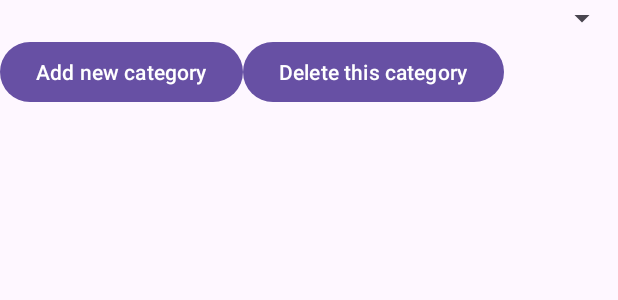
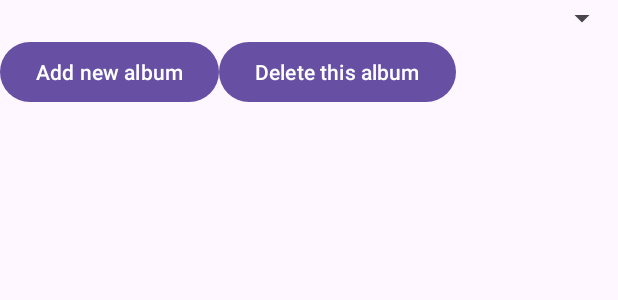
Before and after one commit to CatHuyuH24/Mobile_programming_22_3, an Android app: the layout fragment_album.xml on its own in the app's theme, with its tools: preview values and no code run, on a phone screen of 412 x 824 dp. Shown: the top 300 px of the screen. Run offline under Robolectric (Android 15) with nearby library versions, the phone set to English and light mode, and no system bars.

Commit message:
feat: add Gson dependency, READ_MEDIA_IMAGES permission, and update fragment_album.xml
- Add Gson dependency in build.gradle.kts for JSON handling
- Add READ_MEDIA_IMAGES permission in AndroidManifest.xml for accessing media images
- Update fragment_album.xml to change from category to album

```diff
--- a/app/build.gradle.kts
+++ b/app/build.gradle.kts
@@ -46,4 +46,5 @@ dependencies {
     annotationProcessor("com.github.bumptech.glide:compiler:4.12.0")
     androidTestImplementation(libs.ext.junit)
     androidTestImplementation(libs.espresso.core)
+    implementation("com.google.code.gson:gson:2.8.8")
 }
--- a/app/src/main/AndroidManifest.xml
+++ b/app/src/main/AndroidManifest.xml
@@ -4,7 +4,8 @@
     xmlns:tools="http://schemas.android.com/tools">
 
     <uses-permission android:name="android.permission.INTERNET" />
-    <uses-permission android:name="android.permission.SET_WALLPAPER"/>
+    <uses-permission android:name="android.permission.SET_WALLPAPER" />
+    <uses-permission android:name="android.permission.READ_MEDIA_IMAGES" />
 
     <application
         android:allowBackup="true"
@@ -27,7 +28,7 @@
             </intent-filter>
         </activity>
 
-        <activity android:name=".activities.SoloImageActivity"/>
+        <activity android:name=".activities.SoloImageActivity" />
     </application>
 
 
--- a/app/src/main/res/layout/fragment_album.xml
+++ b/app/src/main/res/layout/fragment_album.xml
@@ -5,7 +5,7 @@
     android:orientation="vertical">
 
     <Spinner
-        android:id="@+id/category_spinner"
+        android:id="@+id/album_spinner"
         android:layout_width="match_parent"
         android:layout_height="wrap_content"
         android:padding="10dp"
@@ -17,16 +17,16 @@
         android:layout_height="wrap_content"
         android:orientation="horizontal">
         <Button
-            android:id="@+id/add_category_button"
+            android:id="@+id/add_album_button"
             android:layout_width="wrap_content"
             android:layout_height="wrap_content"
-            android:text="Add new category"/>
+            android:text="Add new album"/>
 
         <Button
-            android:id="@+id/remove_category_button"
+            android:id="@+id/remove_album_button"
             android:layout_width="wrap_content"
             android:layout_height="wrap_content"
-            android:text="Delete this category"/>
+            android:text="Delete this album"/>
     </LinearLayout>
 
     <androidx.recyclerview.widget.RecyclerView
```
